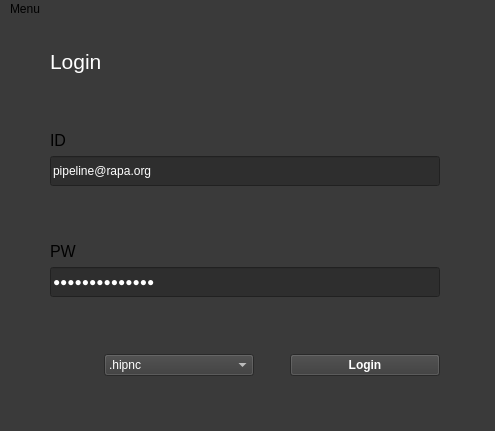
The window that python/BlackPepper/ui/ui_sw/mvc_login_2.ui (NetflixVFX-Ac/BlackPepper) describes before a commit, drawn with Qt 5.
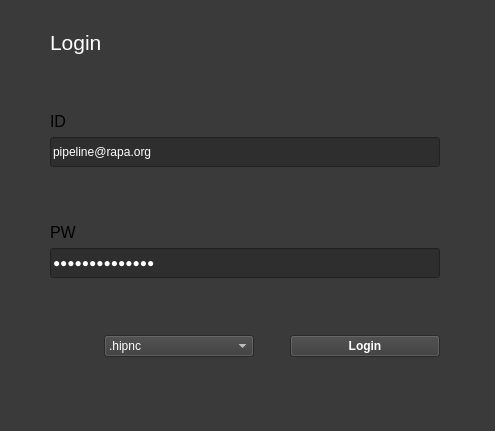
The same window after the commit.

The edit to the form file:
```diff
--- a/python/BlackPepper/ui/ui_sw/mvc_login_2.ui
+++ b/python/BlackPepper/ui/ui_sw/mvc_login_2.ui
@@ -269,13 +269,6 @@
      <height>22</height>
     </rect>
    </property>
-   <widget class="QMenu" name="menuMenu">
-    <property name="title">
-     <string>Menu</string>
-    </property>
-    <addaction name="actiontest"/>
-   </widget>
-   <addaction name="menuMenu"/>
   </widget>
   <widget class="QStatusBar" name="statusbar"/>
   <action name="actiontest">
```
